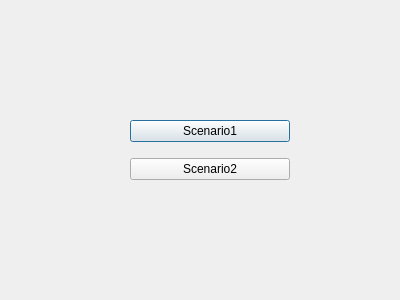
Before: the Qt Designer form delete_query.ui in QjaYo/Database_MiniProject, drawn with Qt 5.
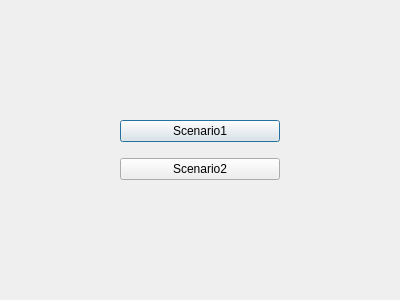
After: the same form once the commit is applied.

```diff
--- a/delete_query.ui
+++ b/delete_query.ui
@@ -16,7 +16,7 @@
   <widget class="QWidget" name="verticalLayoutWidget">
    <property name="geometry">
     <rect>
-     <x>130</x>
+     <x>120</x>
      <y>110</y>
      <width>160</width>
      <height>80</height>
```
